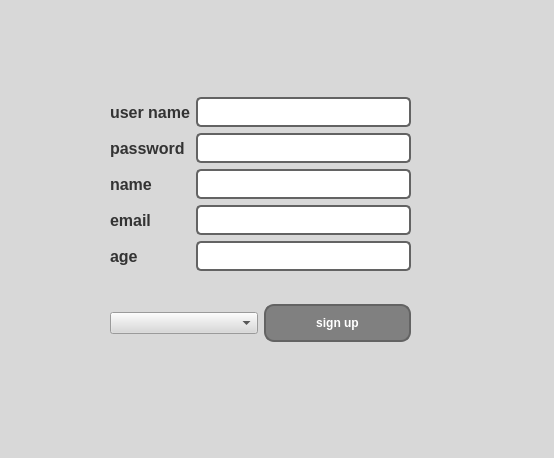
Qt form login_pag/signup.ui (amirsoleimani7/qt_login) before a commit.
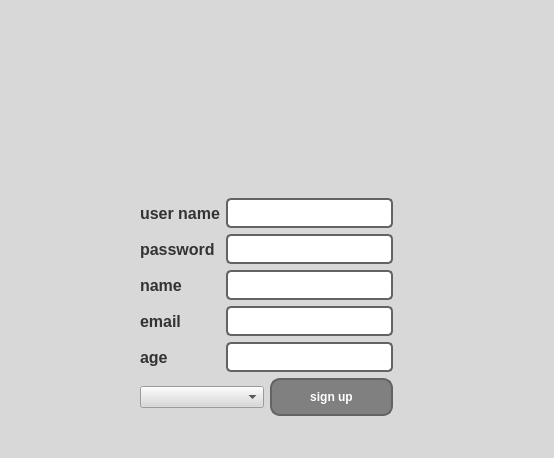
The same form after that commit. Icons and pictures are not drawn.

Commit message: adding login and signup icons

```diff
--- a/login_pag/signup.ui
+++ b/login_pag/signup.ui
@@ -19,15 +19,27 @@
 }
 </string>
   </property>
-  <widget class="QWidget" name="layoutWidget">
+  <widget class="QWidget" name="">
    <property name="geometry">
     <rect>
-     <x>110</x>
-     <y>70</y>
-     <width>301</width>
-     <height>301</height>
+     <x>140</x>
+     <y>40</y>
+     <width>253</width>
+     <height>376</height>
     </rect>
    </property>
+   <layout class="QVBoxLayout" name="verticalLayout_4">
+    <item>
+     <widget class="QLabel" name="label_4">
+      <property name="text">
+       <string/>
+      </property>
+      <property name="pixmap">
+       <pixmap resource="accounts.qrc">:/icons/icons/icons8-sign-up-100.png</pixmap>
+      </property>
+     </widget>
+    </item>
+    <item>
    <layout class="QVBoxLayout" name="verticalLayout_3">
     <item>
      <layout class="QHBoxLayout" name="horizontalLayout">
@@ -305,6 +317,8 @@
      </layout>
     </item>
    </layout>
+    </item>
+   </layout>
   </widget>
  </widget>
  <resources/>
```
Left out of the diff: 4 changed lines with no effect on the pictures. Lines whose indentation alone changed are shown as unchanged. The commit also changes 30 other files.
